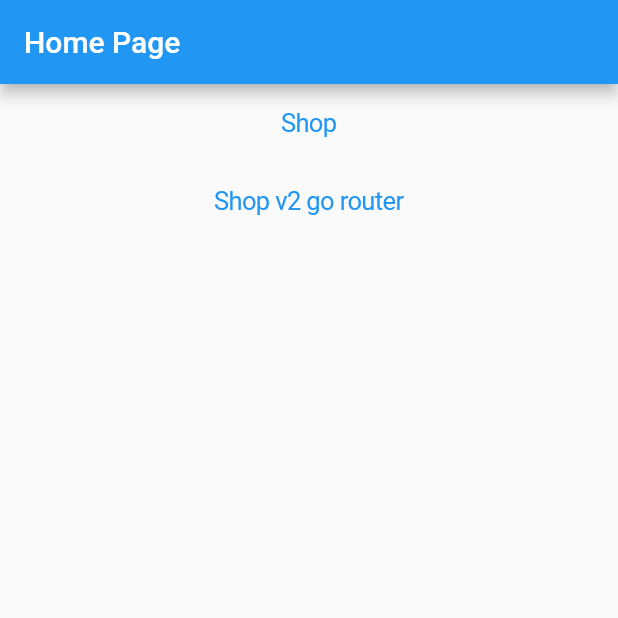
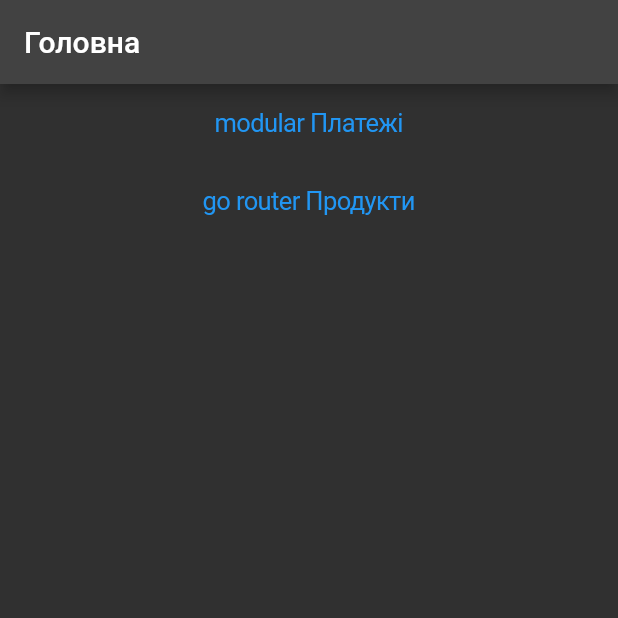
Before and after one commit to RusKryzhanovskiy/modular-migration, a Flutter app: the screen it shows after launch, on a phone screen of 412 x 824 dp, the top half of it. Run offline on Flutter 3.47's test engine with Material 2 defaults, Android fonts, the phone set to English and light mode, and no system bars; our stand-ins replace flutter_modular, go_router.

Commit message:
implement multiple applications

```diff
--- /dev/null
+++ b/lib/go_router_app/go_router.dart
@@ -0,0 +1,23 @@
+import 'package:flutter/material.dart';
+import 'package:go_router/go_router.dart';
+import 'package:modular_migration/go_router_app/go_router_pages.dart';
+
+final GoRouter goRouter = GoRouter(
+  initialLocation: '/products',
+  routes: <RouteBase>[
+    GoRoute(
+      path: '/products',
+      name: '/products',
+      builder: (BuildContext context, GoRouterState state) {
+        return const GoRouterProductsPage();
+      },
+    ),
+    GoRoute(
+      path: '/corp-cards',
+      name: '/corp-cards',
+      builder: (BuildContext context, GoRouterState state) {
+        return const GoRouterCorpCardsPage();
+      },
+    ),
+  ],
+);
--- /dev/null
+++ b/lib/go_router_app/go_router_application.dart
@@ -0,0 +1,14 @@
+import 'package:flutter/material.dart';
+import 'package:modular_migration/go_router_app/go_router.dart';
+
+class GoRouterApplication extends StatelessWidget {
+  const GoRouterApplication({super.key});
+
+  @override
+  Widget build(BuildContext context) {
+    return MaterialApp.router(
+      title: 'Flutter Demo',
+      routerConfig: goRouter,
+    );
+  }
+}
--- a/lib/home_page.dart
+++ /dev/null
@@ -1,58 +0,0 @@
-import 'package:flutter/cupertino.dart';
-import 'package:flutter/material.dart';
-import 'package:modular_migration/our_navigator.dart';
-
-class HomePage extends StatelessWidget {
-  const HomePage({super.key});
-
-  @override
-  Widget build(BuildContext context) {
-    return Scaffold(
-      appBar: AppBar(title: const Text('Home Page')),
-      body: ListView(
-        children: [
-          CupertinoButton(
-            child: const Text('Shop'),
-            onPressed: () {
-              OurNavigator.pushNamed('/shop');
-            },
-          ),
-          CupertinoButton(
-            child: const Text('Shop v2 go router'),
-            onPressed: () {
-              OurNavigator.pushNamed('/shop_go_router');
-            },
-          ),
-        ],
-      ),
-    );
-  }
-}
-
-class ShopPage extends StatelessWidget {
-  const ShopPage({super.key});
-
-  @override
-  Widget build(BuildContext context) {
-    return Scaffold(
-      appBar: AppBar(title: const Text('Shop Page')),
-      body: const Center(
-        child: Text('This is shop page'),
-      ),
-    );
-  }
-}
-
-class ShopV2GoRouterPage extends StatelessWidget {
-  const ShopV2GoRouterPage({super.key});
-
-  @override
-  Widget build(BuildContext context) {
-    return Scaffold(
-      appBar: AppBar(title: const Text('Shop v2 GoRouter Page')),
-      body: const Center(
-        child: Text('This is shop v2 go router page'),
-      ),
-    );
-  }
-}
--- a/lib/main.dart
+++ b/lib/main.dart
@@ -1,20 +1,13 @@
 import 'package:flutter/material.dart';
 import 'package:flutter_modular/flutter_modular.dart';
-import 'package:modular_migration/navigators.dart';
+import 'package:modular_migration/modular_app/app_module.dart';
+import 'package:modular_migration/modular_app/modular_application.dart';
 
 void main() {
-  Modular.init(AppModule());
-  return runApp(const MyApp());
+  return runApp(
+    ModularApp(
+      module: AppModule(),
+      child: const ModularApplication(),
+    ),
+  );
 }
-
-class MyApp extends StatelessWidget {
-  const MyApp({super.key});
-
-  @override
-  Widget build(BuildContext context) {
-    return MaterialApp.router(
-      title: 'Flutter Demo',
-      routerConfig: Modular.routerConfig,
-    );
-  }
-}
--- /dev/null
+++ b/lib/modular_app/modular_application.dart
@@ -0,0 +1,15 @@
+import 'package:flutter/material.dart';
+import 'package:flutter_modular/flutter_modular.dart';
+
+class ModularApplication extends StatelessWidget {
+  const ModularApplication({super.key});
+
+  @override
+  Widget build(BuildContext context) {
+    return MaterialApp.router(
+      title: 'Flutter Demo',
+      theme: ThemeData.dark(),
+      routerConfig: Modular.routerConfig,
+    );
+  }
+}
--- /dev/null
+++ b/lib/modular_app/modular_pages.dart
@@ -0,0 +1,48 @@
+import 'package:flutter/cupertino.dart';
+import 'package:flutter/material.dart';
+import 'package:flutter_modular/flutter_modular.dart';
+
+class ModularHomePage extends StatelessWidget {
+  const ModularHomePage({super.key});
+
+  @override
+  Widget build(BuildContext context) {
+    return Scaffold(
+      appBar: AppBar(
+        title: const Text('Головна'),
+      ),
+      body: ListView(
+        children: [
+          CupertinoButton(
+            child: const Text('modular Платежі'),
+            onPressed: () {
+              Modular.to.pushNamed('/payments');
+            },
+          ),
+          CupertinoButton(
+            child: const Text('go router Продукти'),
+            onPressed: () {
+              Modular.to.pushNamed('/products');
+            },
+          ),
+        ],
+      ),
+    );
+  }
+}
+
+class ModularPaymentsPage extends StatelessWidget {
+  const ModularPaymentsPage({super.key});
+
+  @override
+  Widget build(BuildContext context) {
+    return Scaffold(
+      appBar: AppBar(
+        title: const Text('Платежі (mod)'),
+      ),
+      body: ListView(
+        children: const [Text('You dont have payments coz u poor')],
+      ),
+    );
+  }
+}
--- a/lib/navigators.dart
+++ /dev/null
@@ -1,36 +0,0 @@
-import 'package:flutter/material.dart';
-import 'package:flutter_modular/flutter_modular.dart';
-import 'package:go_router/go_router.dart';
-import 'package:modular_migration/home_page.dart';
-
-class AppModule extends Module {
-  @override
-  void binds(i) {}
-
-  @override
-  void routes(r) {
-    r.child('/', child: (context) => const HomePage());
-    r.child('/shop', child: (context) => const ShopPage());
-  }
-}
-
-final IModularNavigator modularRouter = Modular.to;
-
-final GoRouter goRouter = GoRouter(
-  routes: <RouteBase>[
-    GoRoute(
-      path: '/',
-      name: '/',
-      builder: (BuildContext context, GoRouterState state) {
-        return const HomePage();
-      },
-    ),
-    GoRoute(
-      path: '/shop_go_router',
-      name: '/shop_go_router',
-      builder: (BuildContext context, GoRouterState state) {
-        return const ShopV2GoRouterPage();
-      },
-    ),
-  ],
-);
```
Also changed, not shown: lib/go_router_app/go_router_pages.dart (added, +50 -0 lines), lib/modular_app/app_module.dart (added, +15 -0 lines), lib/our_navigator.dart (deleted, +0 -97 lines), 1 other file.
